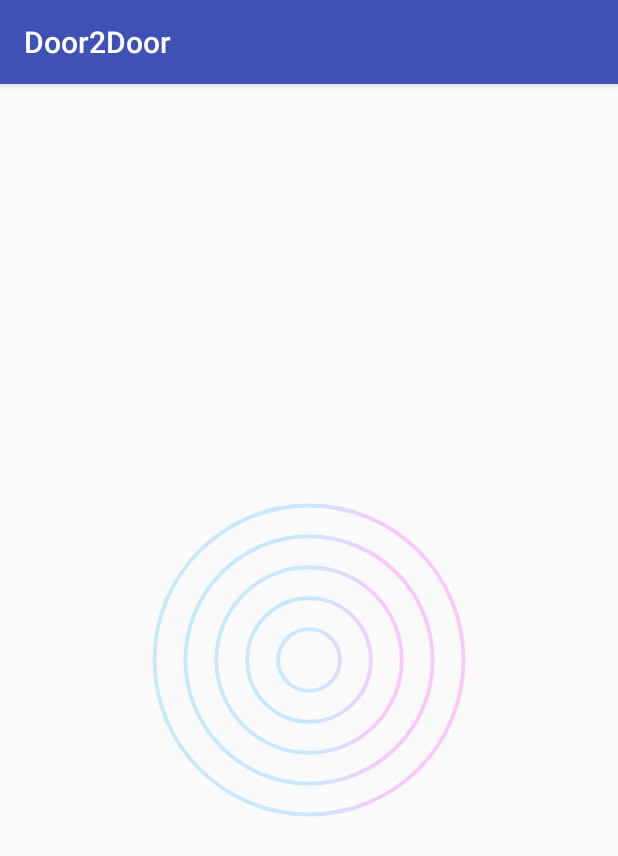
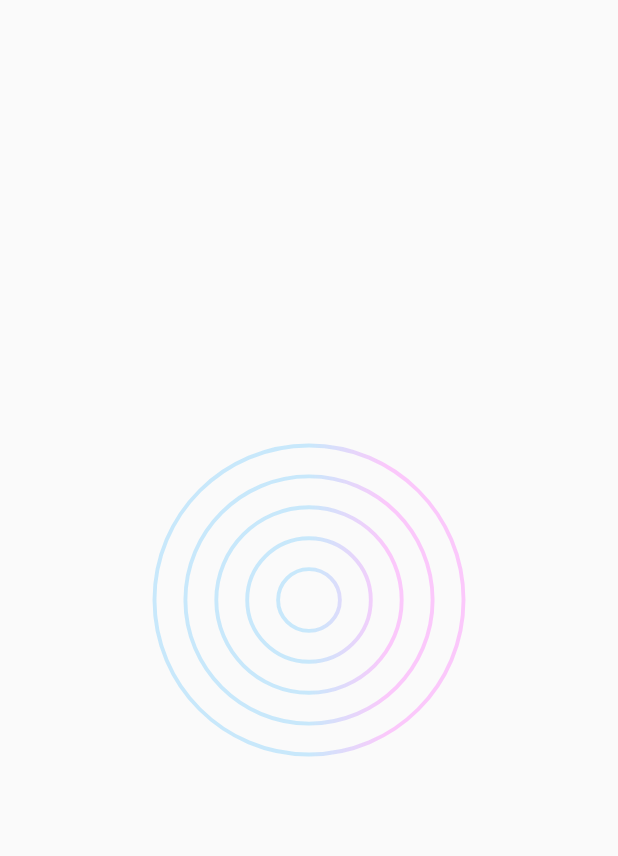
Before and after one commit to FernandoSierraPastrana/d2d, an Android app: the screen it shows after launch (SplashActivity), on a phone screen of 412 x 824 dp. Shown: the top 856 px of the screen. Run offline under Robolectric (Android 15) with nearby library versions, the phone set to English and light mode, and no system bars; our stand-ins replace Dagger/Hilt's generated code, RxJava, Timber; libraries missing offline, so code that uses them is left out: io.realm; 2 statements that could not run were skipped.

Commit message:
Splash to Home navigation flow
Add of navigation flow to SplashActivity
Add of resiliency in SplashActivity
Add of improvements in the interactor's multithreading execution
Add of Splash theme
Add of some Kotlin extensions

```diff
--- a/app/src/main/java/com/fernandosierra/door2door/data/repository/RouteRepository.java
+++ b/app/src/main/java/com/fernandosierra/door2door/data/repository/RouteRepository.java
@@ -38,8 +38,6 @@ public class RouteRepository {
     public void loadLocalDataIfItIsNecessary(@NonNull String localJson, @NonNull DisposableCompletableObserver observer) {
         if (routeDataSource.isEmpty() || providerDataSource.isEmpty()) {
             Single.just(localDataParser.readAndParseJson(localJson))
-                    .subscribeOn(Schedulers.computation())
-                    .observeOn(SchedulersHelper.INSTANCE.getScheduler(SchedulersHelper.REALM))
                     .flatMapCompletable(pair -> Completable.create(emitter -> {
                         providerDataSource.createOrUpdate(pair.getFirst());
                         Observable.fromIterable(pair.getSecond())
@@ -63,6 +61,7 @@ public class RouteRepository {
                                     }
                                 });
                     }))
+                    .subscribeOn(SchedulersHelper.INSTANCE.getScheduler(SchedulersHelper.REALM))
                     .observeOn(AndroidSchedulers.mainThread())
                     .subscribe(observer);
         } else {
--- a/app/src/main/java/com/fernandosierra/door2door/di/ActivityBuilder.java
+++ b/app/src/main/java/com/fernandosierra/door2door/di/ActivityBuilder.java
@@ -1,6 +1,6 @@
 package com.fernandosierra.door2door.di;
 
-import com.fernandosierra.door2door.presentation.splash.SplashActivity;
+import com.fernandosierra.door2door.presentation.screens.splash.SplashActivity;
 
 import dagger.Module;
 import dagger.android.ContributesAndroidInjector;
--- a/app/src/main/java/com/fernandosierra/door2door/presentation/base/BasePresenter.java
+++ b/app/src/main/java/com/fernandosierra/door2door/presentation/base/BasePresenter.java
@@ -11,7 +11,7 @@ public abstract class BasePresenter<V extends BaseView> {
         this.viewRef = new WeakReference<>(view);
     }
 
-    public void view(@NonNull SecureViewCallback<V> secureViewCallback) {
+    public void secureViewCall(@NonNull SecureViewCallback<V> secureViewCallback) {
         V view = viewRef.get();
         if (view != null) {
             secureViewCallback.execute(view);
--- a/app/src/main/java/com/fernandosierra/door2door/presentation/di/PresentationModule.java
+++ b/app/src/main/java/com/fernandosierra/door2door/presentation/di/PresentationModule.java
@@ -1,7 +1,7 @@
 package com.fernandosierra.door2door.presentation.di;
 
-import com.fernandosierra.door2door.presentation.splash.SplashActivity;
-import com.fernandosierra.door2door.presentation.splash.SplashView;
+import com.fernandosierra.door2door.presentation.screens.splash.SplashActivity;
+import com.fernandosierra.door2door.presentation.screens.splash.SplashView;
 
 import dagger.Binds;
 import dagger.Module;
--- a/app/src/main/java/com/fernandosierra/door2door/presentation/splash/SplashPresenter.java
+++ b/app/src/main/java/com/fernandosierra/door2door/presentation/screens/splash/SplashPresenter.java
@@ -1,4 +1,4 @@
-package com.fernandosierra.door2door.presentation.splash;
+package com.fernandosierra.door2door.presentation.screens.splash;
 
 import android.support.annotation.NonNull;
 
@@ -20,21 +20,26 @@ public class SplashPresenter extends BasePresenter<SplashView> {
     }
 
     public void init() {
-        view(SplashView::init);
+        secureViewCall(SplashView::init);
     }
 
     public void loadLocalData() {
-        view(SplashView::showLoader);
+        secureViewCall(SplashView::showLoader);
         final String localDataJson = Door2DoorUtils.instance.readJsonAsset(LOCAL_JSON);
         if (localDataJson != null) {
             setupInteractor.setupFromLocalData(localDataJson, new CompletableObserverAdapter() {
                 @Override
                 public void onComplete() {
-                    view(SplashView::hideLoader);
+                    secureViewCall(view -> view.hideLoader(() -> secureViewCall(SplashView::goHome)));
+                }
+
+                @Override
+                public void onError(Throwable e) {
+                    secureViewCall(view -> view.hideLoader(() -> secureViewCall(SplashView::showErrorDialog)));
                 }
             });
         } else {
-            view(SplashView::hideLoader);
+            secureViewCall(view -> view.hideLoader(null));
         }
     }
 }
--- a/app/src/main/java/com/fernandosierra/door2door/presentation/splash/SplashActivity.kt
+++ /dev/null
@@ -1,41 +0,0 @@
-package com.fernandosierra.door2door.presentation.splash
-
-import android.os.Bundle
-import android.support.v7.app.AppCompatActivity
-import android.view.View
-import com.fernandosierra.door2door.R
-import com.fernandosierra.door2door.presentation.custom.LoaderView
-import dagger.android.AndroidInjection
-import kotlinx.android.synthetic.main.activity_splash.*
-import javax.inject.Inject
-
-class SplashActivity : AppCompatActivity(), SplashView {
-    @Inject
-    lateinit var presenter: SplashPresenter
-    lateinit var loaderView: LoaderView
-
-    override fun onCreate(savedInstanceState: Bundle?) {
-        AndroidInjection.inject(this)
-        super.onCreate(savedInstanceState)
-        setContentView(R.layout.activity_splash)
-        presenter.init()
-    }
-
-    override fun onResume() {
-        super.onResume()
-        presenter.loadLocalData()
-    }
-
-    override fun init() {
-        loaderView = lottie_splash_loader
-    }
-
-    override fun showLoader() {
-        loaderView.visibility = View.VISIBLE
-        loaderView.playAnimation()
-    }
-
-    override fun hideLoader() {
-        loaderView.cancelAnimation({ loaderView.visibility = View.GONE })
-    }
-}
--- a/app/src/main/java/com/fernandosierra/door2door/presentation/splash/SplashView.kt
+++ /dev/null
@@ -1,12 +0,0 @@
-package com.fernandosierra.door2door.presentation.splash
-
-import com.fernandosierra.door2door.presentation.base.BaseView
-
-interface SplashView : BaseView {
-
-    fun init()
-
-    fun showLoader()
-
-    fun hideLoader()
-}
--- a/app/src/main/res/layout/activity_splash.xml
+++ b/app/src/main/res/layout/activity_splash.xml
@@ -4,13 +4,12 @@
     xmlns:tools="http://schemas.android.com/tools"
     android:layout_width="match_parent"
     android:layout_height="match_parent"
-    tools:context="com.fernandosierra.door2door.presentation.splash.SplashActivity">
+    tools:context=".presentation.screens.splash.SplashActivity">
 
     <com.fernandosierra.door2door.presentation.custom.LoaderView
         android:id="@+id/lottie_splash_loader"
         android:layout_width="wrap_content"
         android:layout_height="wrap_content"
-        android:visibility="gone"
         app:lottie_fileName="@string/main_loader"
         app:lottie_loop="true" />
 
--- a/app/src/main/res/values/strings.xml
+++ b/app/src/main/res/values/strings.xml
@@ -1,4 +1,8 @@
 <resources>
     <string name="app_name">Door2Door</string>
     <string name="main_loader">ripple_loading_animation.json</string>
+    <string name="title_splash_retry_dialog">Retry route\'s search?</string>
+    <string name="message_splash_retry_dialog">We got lost when we were looking for the best options for you</string>
+    <string name="retry_splash_retry_dialog">Retry</string>
+    <string name="cancel_splash_retry_dialog">Cancel</string>
 </resources>
--- a/app/src/main/res/values/styles.xml
+++ b/app/src/main/res/values/styles.xml
@@ -8,4 +8,9 @@
         <item name="colorAccent">@color/colorAccent</item>
     </style>
 
+    <style name="AppTheme.Splash" parent="AppTheme">
+        <item name="android:windowFullscreen">true</item>
+        <item name="windowNoTitle">true</item>
+    </style>
+
 </resources>
```
Also changed, not shown: app/src/main/AndroidManifest.xml (+8 -1 lines), app/src/main/java/com/fernandosierra/door2door/presentation/custom/LoaderView.java (+6 -2 lines), app/src/main/java/com/fernandosierra/door2door/presentation/screens/home/HomeActivity.kt (added, +7 -0 lines), app/src/main/java/com/fernandosierra/door2door/presentation/screens/splash/SplashActivity.kt (added, +63 -0 lines), app/src/main/java/com/fernandosierra/door2door/presentation/screens/splash/SplashView.kt (added, +16 -0 lines), app/src/main/java/com/fernandosierra/door2door/presentation/util/ActivityExtentions.kt (added, +14 -0 lines).
